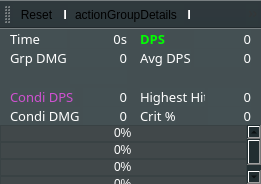
First picture: the form in mainwindow.ui, repository Tyrox92/Gw2SPECS, before the edit.
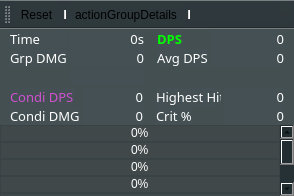
Second picture: the form after the edit. Icons and pictures are not drawn.

The edit to the form file:
```diff
--- a/mainwindow.ui
+++ b/mainwindow.ui
@@ -9,8 +9,8 @@
    <rect>
     <x>0</x>
     <y>0</y>
-    <width>261</width>
-    <height>184</height>
+    <width>294</width>
+    <height>196</height>
    </rect>
   </property>
   <property name="sizePolicy">
@@ -1150,7 +1150,7 @@
            <rect>
             <x>0</x>
             <y>0</y>
-            <width>244</width>
+            <width>277</width>
             <height>170</height>
            </rect>
           </property>
@@ -1654,6 +1654,8 @@
    <addaction name="separator"/>
    <addaction name="actionConnect"/>
    <addaction name="separator"/>
+   <addaction name="actionActionSave"/>
+   <addaction name="separator"/>
    <addaction name="actionConfig"/>
    <addaction name="separator"/>
    <addaction name="actionHelp"/>
@@ -1794,6 +1796,18 @@
     <string>Connect to Server</string>
    </property>
   </action>
+  <action name="actionActionSave">
+   <property name="icon">
+    <iconset resource="Icons/Icons.qrc">
+     <normaloff>:/saveIcon.png</normaloff>:/saveIcon.png</iconset>
+   </property>
+   <property name="text">
+    <string>actionSave</string>
+   </property>
+   <property name="toolTip">
+    <string>Save Data</string>
+   </property>
+  </action>
  </widget>
  <layoutdefault spacing="6" margin="11"/>
  <resources>
```
